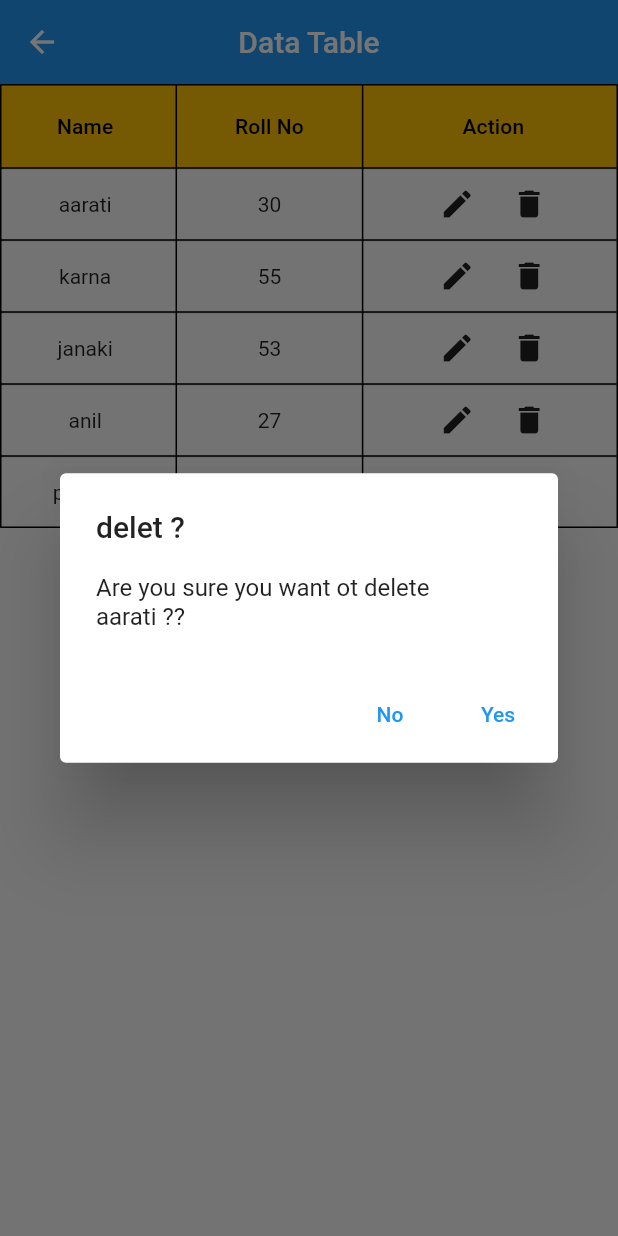
After one commit to singhaarati/Calculator_flutter, a Flutter app: the DataTableView screen opened by its route, after a tap on the "delete" icon, on a phone screen of 412 x 824 dp. The commit adds this screen. Run offline on Flutter 3.47's test engine with Material 2 defaults, Android fonts, the phone set to English and light mode, and no system bars.

Commit message:
data table created

```diff
--- a/lib/app.dart
+++ b/lib/app.dart
@@ -2,6 +2,7 @@ import 'package:flutter/material.dart';
 
 import 'view/calculator_view.dart';
 import 'view/dashboard.dart';
+import 'view/data_table_view.dart';
 import 'view/gallery.dart';
 
 class App extends StatelessWidget {
@@ -15,7 +16,8 @@ class App extends StatelessWidget {
       routes: {
         '/': (context) => const DashboardView(),
         '/calculator': (context) => const CalculatorView(),
-        '/gallery': (context) => const GalleryView()
+        '/gallery': (context) => const GalleryView(),
+        '/datatable': (context) => const DataTableView()
       },
     );
   }
--- a/lib/view/dashboard.dart
+++ b/lib/view/dashboard.dart
@@ -31,6 +31,13 @@ class DashboardView extends StatelessWidget {
                 },
                 child: const Text('Gallery'),
               ),
+               const SizedBox(height: 8),
+              ElevatedButton(
+                onPressed: () {
+                  Navigator.pushNamed(context, '/datatable');
+                },
+                child: const Text('Data Table'),
+              ),
             ],
           ),
         ),
--- /dev/null
+++ b/lib/view/data_table_view.dart
@@ -0,0 +1,150 @@
+import 'package:flutter/material.dart';
+
+class DataTableView extends StatefulWidget {
+  const DataTableView({super.key});
+
+  @override
+  State<DataTableView> createState() => _DataTableViewState();
+}
+
+List<Student> lstStudent = [
+  Student(fname: 'aarati', age: 30),
+  Student(fname: 'karna', age: 55),
+  Student(fname: 'janaki', age: 53),
+  Student(fname: 'anil', age: 27),
+  Student(fname: 'padam', age: 90),
+];
+
+class _DataTableViewState extends State<DataTableView> {
+  @override
+  Widget build(BuildContext context) {
+    return Scaffold(
+      appBar: AppBar(
+        title: const Text('Data Table'),
+        centerTitle: true,
+        elevation: 0,
+      ),
+      body: SizedBox(
+        width: double.infinity,
+        height: double.infinity,
+        child: DataTable(
+          headingRowColor: MaterialStateColor.resolveWith(
+            (states) => Colors.amber,
+          ),
+          border: TableBorder.all(color: Colors.black),
+          columns: const [
+            DataColumn(
+                label: Expanded(
+                    child: Text(
+              'Name',
+              textAlign: TextAlign.center,
+              // style: TextStyle(color: Colors.red),
+            ))),
+            DataColumn(
+                label: Expanded(
+                    child: Text(
+              'Roll No',
+              textAlign: TextAlign.center,
+            ))),
+            DataColumn(
+              label: Expanded(
+                child: Center(
+                  child: Text(
+                    'Action',
+                    textAlign: TextAlign.center,
+                  ),
+                ),
+              ),
+            ),
+          ],
+          rows: [
+            for (Student student in lstStudent) ...{
+              DataRow(
+                cells: [
+                  DataCell(Center(child: Text(student.fname!))),
+                  DataCell(Center(child: Text(student.age.toString()))),
+                  DataCell(
+                    Expanded(
+                      child: Center(
+                        child: Wrap(
+                          children: [
+                            IconButton(
+                                onPressed: () {}, icon: const Icon(Icons.edit)),
+                            IconButton(
+                                onPressed: () {
+                                  _showAlertDialog(context, student);
+                                },
+                                icon: const Icon(Icons.delete)),
+                          ],
+                        ),
+                      ),
+                    ),
+                  ),
+                ],
+              ),
+            },
+            // DataRow(
+            //   cells: [
+            //     const DataCell(Text('Marry')),
+            //     const DataCell(Text('11')),
+            //     DataCell(
+            //       Expanded(
+            //         child: Center(
+            //           child: Wrap(
+            //             children: [
+            //               IconButton(
+            //                   onPressed: () {}, icon: const Icon(Icons.edit)),
+            //             ],
+            //           ),
+            //         ),
+            //       ),
+            //     )
+            //   ],
+            // ),
+          ],
+        ),
+      ),
+    );
+  }
+
+  _showAlertDialog(BuildContext context, Student student) {
+    //set up the AlertDialog
+
+    AlertDialog alert = AlertDialog(
+      title: const Text("delet ?"),
+      content: Text("Are you sure you want ot delete ${student.fname} ??"),
+      actions: [
+        TextButton(
+          child: const Text("No"),
+          onPressed: () {
+            Navigator.pop(context);
+          },
+        ),
+        TextButton(
+          child: const Text("Yes"),
+          onPressed: () {
+            setState(() {
+              lstStudent.remove(student);
+            });
+            Navigator.pop(context);
+          },
+        ),
+      ],
+    );
+
+    //show the dialod
+
+    showDialog(
+        context: context,
+        builder: (BuildContext context) {
+          return alert;
+        });
+  }
+}
+
+class Student {
+  String? fname;
+  int? age;
+
+  Student({this.fname, this.age});
+}
```
